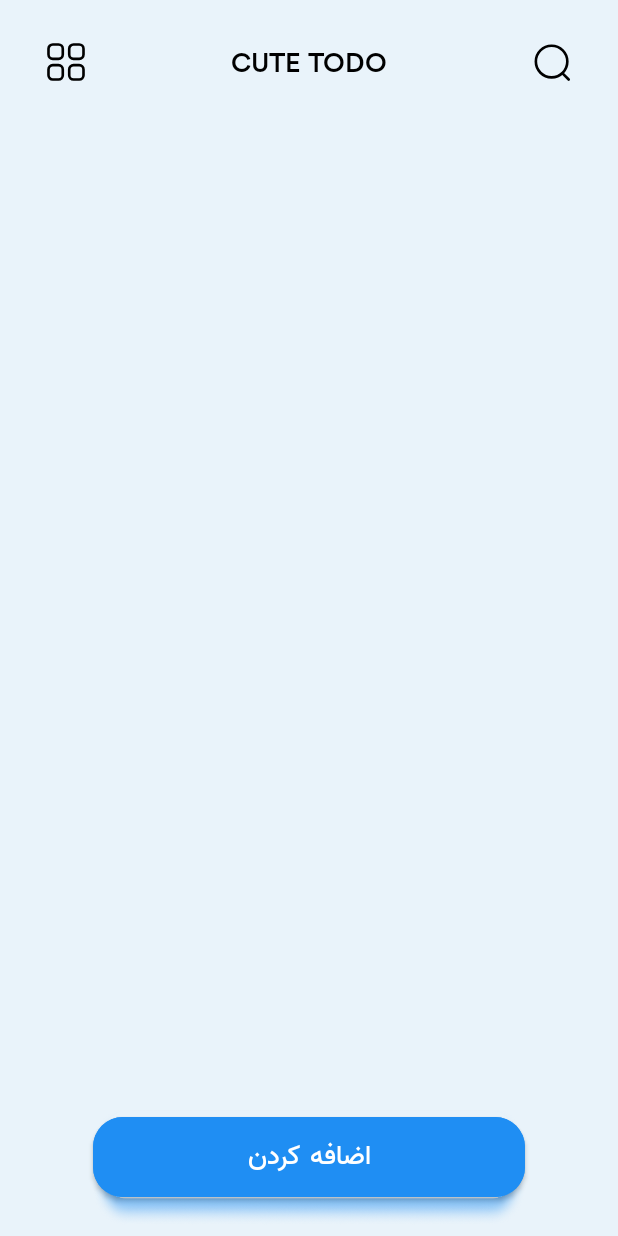
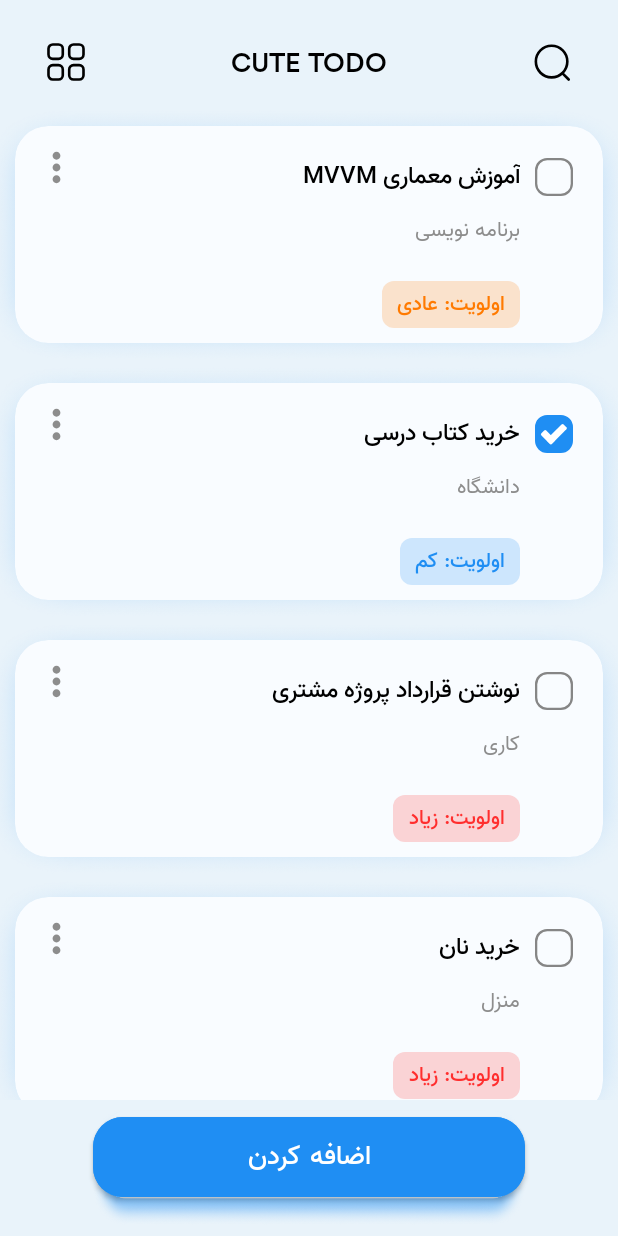
Before and after one commit to Hamidreza-mj/CuteTodo, an Android app: the screen it shows after launch (MainActivity), on a phone screen of 412 x 824 dp. Run offline under Robolectric (Android 15) with nearby library versions, the phone set to English and light mode, and no system bars.

Commit message:
adapter with item shadow added

```diff
--- /dev/null
+++ b/app/src/main/java/model/Todo.java
@@ -0,0 +1,73 @@
+package model;
+
+import androidx.annotation.Keep;
+
+import java.util.Objects;
+
+@Keep
+public class Todo {
+
+    private int id;
+    private String title;
+    private String category;
+    private Priority priority;
+    private boolean isDone;
+
+    public int getId() {
+        return id;
+    }
+
+    public void setId(int id) {
+        this.id = id;
+    }
+
+    public String getTitle() {
+        return title;
+    }
+
+    public void setTitle(String title) {
+        this.title = title;
+    }
+
+    public String getCategory() {
+        return category;
+    }
+
+    public void setCategory(String category) {
+        this.category = category;
+    }
+
+    public Priority getPriority() {
+        return priority;
+    }
+
+    public void setPriority(Priority priority) {
+        this.priority = priority;
+    }
+
+    public boolean isDone() {
+        return isDone;
+    }
+
+    public void setDone(boolean done) {
+        isDone = done;
+    }
+
+    public enum Priority {
+        LOW, NORMAL, HIGH
+    }
+
+    @Override
+    public boolean equals(Object o) {
+        if (this == o) return true;
+        if (!(o instanceof Todo)) return false;
+        Todo todo = (Todo) o;
+        return Objects.equals(id, todo.getId());
+    }
+
+    @Override
+    public int hashCode() {
+        return Objects.hash(id);
+    }
+
+}
--- /dev/null
+++ b/app/src/main/java/ui/adapter/TodoAdapter.java
@@ -0,0 +1,112 @@
+package ui.adapter;
+
+import android.content.Context;
+import android.view.LayoutInflater;
+import android.view.View;
+import android.view.ViewGroup;
+import android.widget.TextView;
+
+import androidx.annotation.NonNull;
+import androidx.appcompat.widget.AppCompatCheckBox;
+import androidx.appcompat.widget.AppCompatImageView;
+import androidx.recyclerview.widget.AsyncListDiffer;
+import androidx.recyclerview.widget.DiffUtil;
+import androidx.recyclerview.widget.RecyclerView;
+
+import java.util.Objects;
+
+import hlv.cute.todo.databinding.ItemTodoBinding;
+import model.Todo;
+
+public class TodoAdapter extends RecyclerView.Adapter<TodoAdapter.ViewHolder> {
+
+    private final Context context;
+    private final AsyncListDiffer<Todo> differ;
+
+    public TodoAdapter(Context context) {
+        this.context = context;
+
+        DiffUtil.ItemCallback<Todo> diffCallback = new DiffUtil.ItemCallback<Todo>() {
+            @Override
+            public boolean areItemsTheSame(@NonNull Todo oldItem, @NonNull Todo newItem) {
+                return oldItem.getId() == newItem.getId();
+            }
+
+            @Override
+            public boolean areContentsTheSame(@NonNull Todo oldItem, @NonNull Todo newItem) {
+                return Objects.equals(oldItem, newItem);
+            }
+        };
+
+        differ = new AsyncListDiffer<>(this, diffCallback);
+    }
+
+    @NonNull
+    @Override
+    public ViewHolder onCreateViewHolder(@NonNull ViewGroup parent, int viewType) {
+        ItemTodoBinding binding = ItemTodoBinding.inflate(LayoutInflater.from(context), parent, false);
+        return new ViewHolder(binding);
+    }
+
+    @Override
+    public void onBindViewHolder(@NonNull ViewHolder holder, int position) {
+        holder.bind(differ.getCurrentList().get(position));
+    }
+
+    @Override
+    public int getItemCount() {
+        return differ.getCurrentList().size();
+    }
+
+    static class ViewHolder extends RecyclerView.ViewHolder {
+
+        private final AppCompatCheckBox checkBox;
+        private final AppCompatImageView imgMenu;
+        private final TextView txtCategory;
+
+        private final TextView txtLow, txtNormal, txtHigh;
+
+        public ViewHolder(@NonNull ItemTodoBinding binding) {
+            super(binding.getRoot());
+
+            checkBox = binding.aChkBoxTitle;
+            imgMenu = binding.aImgMenu;
+            txtCategory = binding.txtCategory;
+
+            txtLow = binding.txtLowPriority;
+            txtNormal = binding.txtNormalPriority;
+            txtHigh = binding.txtHighPriority;
+        }
+
+        private void bind(Todo todo) {
+            checkBox.setChecked(todo.isDone());
+            checkBox.setText(todo.getTitle());
+            imgMenu.setOnClickListener(view -> {
+            });
+            txtCategory.setText(todo.getCategory());
+
+            switch (todo.getPriority()) {
+                case LOW:
+                default:
+                    txtLow.setVisibility(View.VISIBLE);
+                    txtNormal.setVisibility(View.GONE);
+                    txtHigh.setVisibility(View.GONE);
+                    break;
+                case NORMAL:
+                    txtNormal.setVisibility(View.VISIBLE);
+                    txtLow.setVisibility(View.GONE);
+                    txtHigh.setVisibility(View.GONE);
+                    break;
+                case HIGH:
+                    txtHigh.setVisibility(View.VISIBLE);
+                    txtLow.setVisibility(View.GONE);
+                    txtNormal.setVisibility(View.GONE);
+                    break;
+            }
+        }
+    }
+
+    public AsyncListDiffer<Todo> getDiffer() {
+        return differ;
+    }
+}
--- a/app/src/main/java/ui/fragment/HomeFragment.java
+++ b/app/src/main/java/ui/fragment/HomeFragment.java
@@ -11,11 +11,17 @@ import androidx.annotation.NonNull;
 import androidx.annotation.Nullable;
 import androidx.fragment.app.Fragment;
 import androidx.fragment.app.FragmentTransaction;
+import androidx.recyclerview.widget.LinearLayoutManager;
+import androidx.recyclerview.widget.RecyclerView;
 
 import com.google.android.material.button.MaterialButton;
 
+import java.util.ArrayList;
+
 import hlv.cute.todo.R;
 import hlv.cute.todo.databinding.FragmentHomeBinding;
+import model.Todo;
+import ui.adapter.TodoAdapter;
 import utils.Tags;
 
 public class HomeFragment extends BaseFragment {
@@ -23,6 +29,8 @@ public class HomeFragment extends BaseFragment {
     private FragmentHomeBinding binding;
 
     private MaterialButton btnAdd;
+    private RecyclerView rvTodo;
+    private TodoAdapter adapter;
 
     public HomeFragment() {
     }
@@ -47,6 +55,7 @@ public class HomeFragment extends BaseFragment {
 
     private void initViews() {
         btnAdd = binding.mBtnAdd;
+        rvTodo = binding.rvTodo;
     }
 
     private void handleActions() {
@@ -58,5 +67,72 @@ public class HomeFragment extends BaseFragment {
             transaction.addToBackStack(Tags.BackStack.ADD_TODO);
             transaction.commit();
         });
+
+        handleRecyclerView();
+    }
+
+    private void handleRecyclerView() {
+        if (getActivity() == null)
+            return;
+
+        adapter = new TodoAdapter(getActivity());
+
+        LinearLayoutManager layoutManager = new LinearLayoutManager(getActivity());
+        rvTodo.setLayoutManager(layoutManager);
+        rvTodo.setAdapter(adapter);
+
+        ArrayList<Todo> list = new ArrayList<>();
+
+        Todo todo1 = new Todo();
+        todo1.setId(1);
+        todo1.setTitle("آموزش معماری MVVM");
+        todo1.setCategory("برنامه نویسی");
+        todo1.setPriority(Todo.Priority.NORMAL);
+        todo1.setDone(false);
+
+        Todo todo2 = new Todo();
+        todo2.setId(2);
+        todo2.setTitle("خرید کتاب درسی");
+        todo2.setCategory("دانشگاه");
+        todo2.setPriority(Todo.Priority.LOW);
+        todo2.setDone(true);
+
+        Todo todo3 = new Todo();
+        todo3.setId(3);
+        todo3.setTitle("نوشتن قرارداد پروژه مشتری");
+        todo3.setCategory("کاری");
+        todo3.setPriority(Todo.Priority.HIGH);
+        todo3.setDone(false);
+
+        Todo todo4 = new Todo();
+        todo4.setId(4);
+        todo4.setTitle("خرید نان");
+        todo4.setCategory("منزل");
+        todo4.setPriority(Todo.Priority.HIGH);
+        todo4.setDone(false);
+
+        Todo todo5 = new Todo();
+        todo5.setId(5);
+        todo5.setTitle("خرید میوه");
+        todo5.setCategory("منزل");
+        todo5.setPriority(Todo.Priority.LOW);
+        todo5.setDone(false);
+
+        Todo todo6 = new Todo();
+        todo6.setId(6);
+        todo6.setTitle("خرید شیر");
+        todo6.setCategory("منزل");
+        todo6.setPriority(Todo.Priority.NORMAL);
+        todo6.setDone(true);
+
+        list.add(todo1);
+        list.add(todo2);
+        list.add(todo3);
+        list.add(todo4);
+        list.add(todo5);
+        list.add(todo6);
+
+
+        adapter.getDiffer().submitList(list);
     }
 }
--- a/app/src/main/res/layout/fragment_home.xml
+++ b/app/src/main/res/layout/fragment_home.xml
@@ -48,6 +48,7 @@
         app:srcCompat="@drawable/ic_search" />
 
     <androidx.recyclerview.widget.RecyclerView
+        android:id="@+id/rvTodo"
         android:layout_width="0dp"
         android:layout_height="0dp"
         android:orientation="vertical"
--- a/app/src/main/res/layout/item_todo.xml
+++ b/app/src/main/res/layout/item_todo.xml
@@ -1,14 +1,36 @@
 <?xml version="1.0" encoding="utf-8"?>
-<androidx.cardview.widget.CardView xmlns:android="http://schemas.android.com/apk/res/android"
+<androidx.constraintlayout.widget.ConstraintLayout xmlns:android="http://schemas.android.com/apk/res/android"
     xmlns:app="http://schemas.android.com/apk/res-auto"
     xmlns:tools="http://schemas.android.com/tools"
     android:layout_width="match_parent"
+    android:layout_height="wrap_content">
+
+    <View
+        android:layout_width="0dp"
+        android:layout_height="0dp"
+        android:layout_marginStart="-20dp"
+        android:layout_marginTop="-13dp"
+        android:layout_marginEnd="-20dp"
+        android:layout_marginBottom="-13dp"
+        android:background="@drawable/shadow_item_blue2"
+        app:layout_constraintBottom_toBottomOf="@id/card"
+        app:layout_constraintEnd_toEndOf="@id/card"
+        app:layout_constraintStart_toStartOf="@id/card"
+        app:layout_constraintTop_toTopOf="@id/card" />
+
+    <androidx.cardview.widget.CardView
+        android:id="@+id/card"
+        android:layout_width="match_parent"
         android:layout_height="wrap_content"
-    android:layout_marginVertical="8dp"
         android:layout_marginHorizontal="10dp"
-    app:cardBackgroundColor="@color/white"
+        android:layout_marginVertical="10dp"
+        app:cardBackgroundColor="#F9FCFF"
         app:cardCornerRadius="22dp"
-    app:cardElevation="15dp">
+        app:cardElevation="0dp"
+        app:layout_constraintBottom_toBottomOf="parent"
+        app:layout_constraintEnd_toEndOf="parent"
+        app:layout_constraintStart_toStartOf="parent"
+        app:layout_constraintTop_toTopOf="parent">
 
         <androidx.constraintlayout.widget.ConstraintLayout
             android:layout_width="match_parent"
@@ -29,13 +51,13 @@
 
             <androidx.appcompat.widget.AppCompatImageView
                 android:id="@+id/aImgMenu"
-            android:layout_width="48dp"
-            android:layout_height="48dp"
+                android:layout_width="35dp"
+                android:layout_height="35dp"
                 android:background="?attr/selectableItemBackgroundBorderless"
                 android:clickable="true"
                 android:contentDescription="@string/more"
                 android:focusable="true"
-            android:padding="6dp"
+                android:padding="2dp"
                 app:layout_constraintStart_toStartOf="parent"
                 app:layout_constraintTop_toTopOf="@id/aChkBoxTitle"
                 app:srcCompat="@drawable/ic_more" />
@@ -58,13 +80,14 @@
                 style="@style/TextMD14"
                 android:layout_width="wrap_content"
                 android:layout_height="wrap_content"
-            android:layout_marginTop="15dp"
+                android:layout_marginTop="22dp"
                 android:layout_marginEnd="45dp"
                 android:background="@drawable/priority_low_shape"
                 android:paddingHorizontal="10dp"
-            android:paddingVertical="8dp"
+                android:paddingVertical="4dp"
                 android:text="@string/low_priority"
                 android:textColor="@color/blue"
+                android:visibility="gone"
                 app:layout_constraintEnd_toEndOf="parent"
                 app:layout_constraintTop_toBottomOf="@id/txtCategory"
                 tools:ignore="TextContrastCheck" />
@@ -74,11 +97,11 @@
                 style="@style/TextMD14"
                 android:layout_width="wrap_content"
                 android:layout_height="wrap_content"
-            android:layout_marginTop="15dp"
-            android:layout_marginEnd="10dp"
+                android:layout_marginTop="22dp"
+                android:layout_marginEnd="45dp"
                 android:background="@drawable/priority_normal_shape"
                 android:paddingHorizontal="10dp"
-            android:paddingVertical="8dp"
+                android:paddingVertical="4dp"
                 android:text="@string/normal_priority"
                 android:textColor="@color/orange"
                 android:visibility="gone"
@@ -91,11 +114,11 @@
                 style="@style/TextMD14"
                 android:layout_width="wrap_content"
                 android:layout_height="wrap_content"
-            android:layout_marginTop="15dp"
-            android:layout_marginEnd="10dp"
+                android:layout_marginTop="22dp"
+                android:layout_marginEnd="45dp"
                 android:background="@drawable/priority_high_shape"
                 android:paddingHorizontal="10dp"
-            android:paddingVertical="8dp"
+                android:paddingVertical="4dp"
                 android:text="@string/high_priority"
                 android:textColor="@color/red"
                 android:visibility="gone"
@@ -106,3 +129,5 @@
         </androidx.constraintlayout.widget.ConstraintLayout>
 
     </androidx.cardview.widget.CardView>
+
+</androidx.constraintlayout.widget.ConstraintLayout>
```
Also changed, not shown: app/src/main/res/drawable/shadow_item.png (added), app/src/main/res/drawable/shadow_item_blue.png (added), app/src/main/res/drawable/shadow_item_blue2.png (added). Lines whose indentation alone changed are shown as unchanged.
